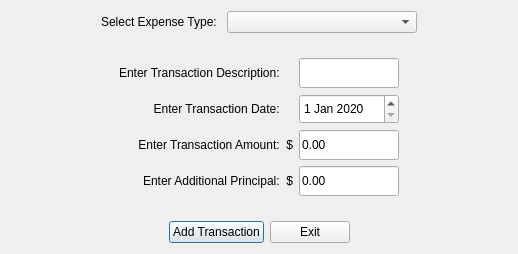
Qt form CashFlowManager/addexpensetransactiondialog.ui (epw7856/CashFlowManager) before a commit.
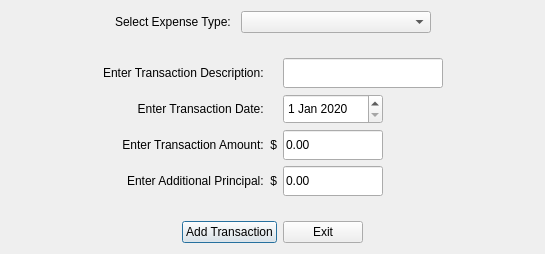
The same form after that commit.

Patch:
```diff
--- a/CashFlowManager/addexpensetransactiondialog.ui
+++ b/CashFlowManager/addexpensetransactiondialog.ui
@@ -9,7 +9,7 @@
    <rect>
     <x>0</x>
     <y>0</y>
-    <width>518</width>
+    <width>545</width>
     <height>254</height>
    </rect>
   </property>
@@ -297,13 +297,13 @@
       <widget class="QLineEdit" name="lineEditDescription">
        <property name="minimumSize">
         <size>
-         <width>100</width>
+         <width>160</width>
          <height>30</height>
         </size>
        </property>
        <property name="maximumSize">
         <size>
-         <width>100</width>
+         <width>160</width>
          <height>30</height>
         </size>
        </property>
```
